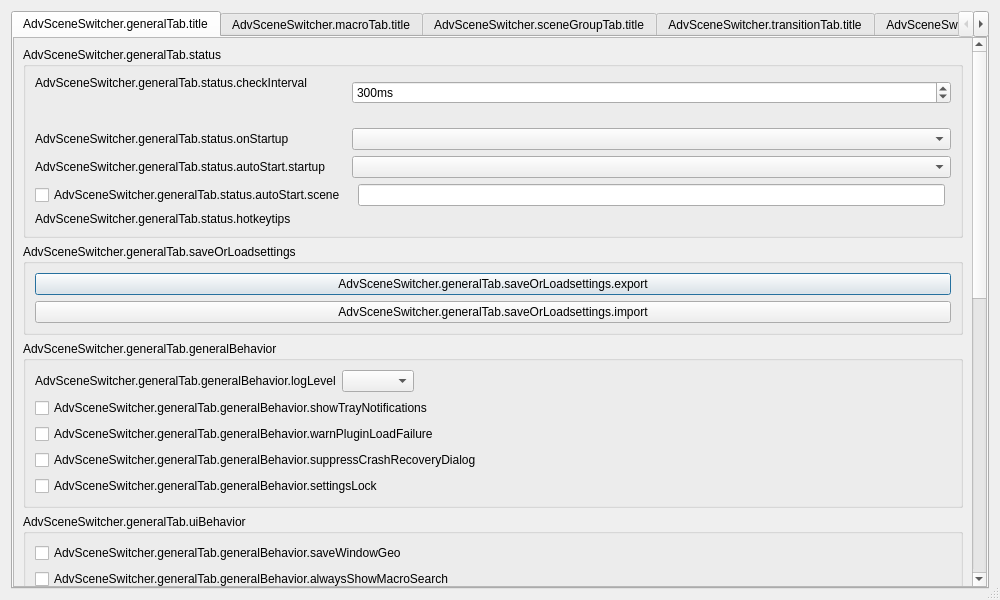
Qt form forms/advanced-scene-switcher.ui (WarmUpTill/SceneSwitcher) before a commit.
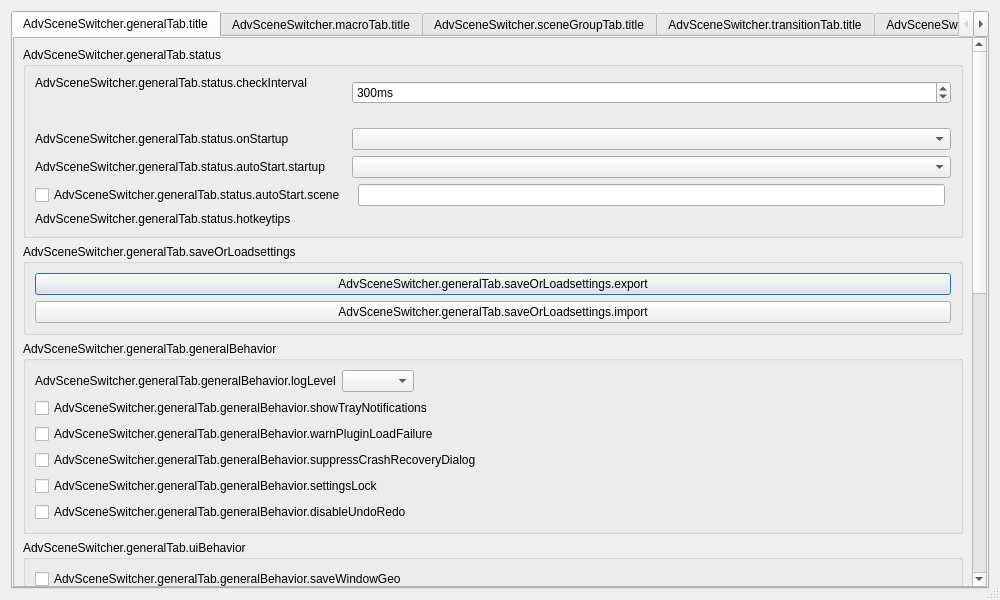
The same form after that commit. The open tabs and pages were chosen to show the change. Icons and pictures are not drawn. Custom widgets are drawn as their Qt base class.

Commit message: Add undo / redo support for macros

What changed in the file:
```diff
--- a/forms/advanced-scene-switcher.ui
+++ b/forms/advanced-scene-switcher.ui
@@ -265,6 +265,13 @@
                 </property>
                </widget>
               </item>
+              <item>
+               <widget class="QCheckBox" name="disableUndoRedo">
+                <property name="text">
+                 <string>AdvSceneSwitcher.generalTab.generalBehavior.disableUndoRedo</string>
+                </property>
+               </widget>
+              </item>
              </layout>
             </widget>
            </item>
```
The commit also changes 16 other files.
